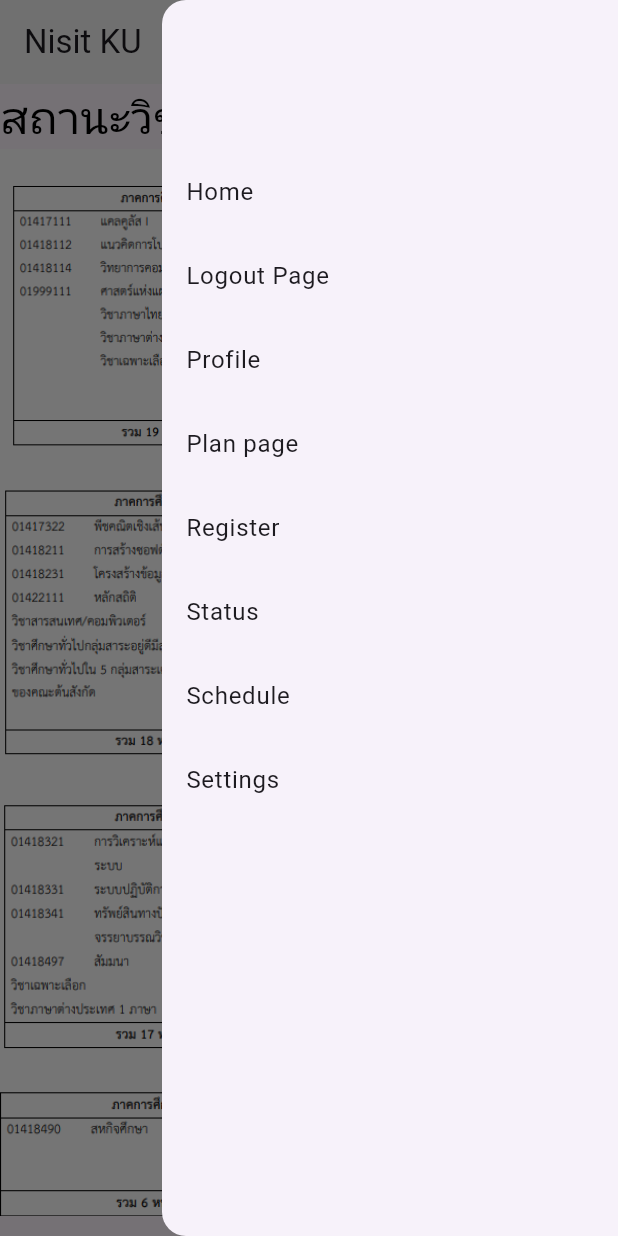
After one commit to Nxwbtk/KU-SRC-MobileDev-Project, a Flutter app: the screen it shows once a user with an empty profile is signed in, after a tap on the "menu" icon, after a tap on "Profile", after a tap on "Plan page", on a phone screen of 412 x 824 dp. The commit adds this screen. Run offline on Flutter 3.47's test engine with Material 3 defaults, Android fonts, the phone set to English and light mode, and no system bars; our stand-ins replace cloud_firestore, firebase_auth, firebase_core; missing offline and left inert: awesome_select; accounts and stored records are empty.

Commit message:
Add function for Student
เหลือป๊อปอัพแสดงผลกับจัดหน้านิดหน่อย
แล้วก็ ข้อมูลตอนแรกจะใส่ข้อมูลไว้ในไฟล์หลัก(stdhomepage.dart)ไฟล์เดียวแต่ทำไม่เป็นเลยใส่ๆไปก่อนค่อยแก้อีกที

```diff
--- /dev/null
+++ b/ku_app/lib/student/planpage.dart
@@ -0,0 +1,41 @@
+import 'package:flutter/material.dart';
+
+class PlanPage extends StatefulWidget {
+  const PlanPage({super.key});
+
+  @override
+  State<PlanPage> createState() => _PlanState();
+}
+
+class _PlanState extends State<PlanPage> {
+  @override
+  Widget build(BuildContext context) {
+    return ListView(
+      children: [
+        Text(
+          'สถานะวิชาที่ลงทะเบียน',
+          style: TextStyle(fontSize: 30, color: Colors.black),
+        ),
+        Image.asset(
+          'lib/assets/imgs/1.png',
+          width: 2000,
+        ),
+        Image.asset(
+          'lib/assets/imgs/2.png',
+          width: 2000,
+        ),
+        Image.asset(
+          'lib/assets/imgs/3.png',
+          width: 2000,
+        ),
+        Image.asset(
+          'lib/assets/imgs/4.png',
+          width: 2000,
+        ),
+        SizedBox(
+          height: 50,
+        ),
+      ],
+    );
+  }
+}
--- /dev/null
+++ b/ku_app/lib/student/profile.dart
@@ -0,0 +1,17 @@
+import 'package:flutter/material.dart';
+
+class ProfilePage extends StatefulWidget {
+  const ProfilePage({super.key});
+
+  @override
+  State<ProfilePage> createState() => _ProfilePageState();
+}
+
+class _ProfilePageState extends State<ProfilePage> {
+  @override
+  Widget build(BuildContext context) {
+    return Scaffold(
+      body: Text("Profile Page"),
+    );
+  }
+}
--- a/ku_app/lib/student/stdhomepage.dart
+++ b/ku_app/lib/student/stdhomepage.dart
@@ -1,7 +1,13 @@
 import 'package:firebase_auth/firebase_auth.dart';
 import 'package:flutter/material.dart';
+import 'package:ku_app/student/Settings.dart';
 import 'package:ku_app/student/emptypage.dart';
 import 'package:ku_app/student/home.dart';
+import 'package:ku_app/student/planpage.dart';
+import 'package:ku_app/student/profile.dart';
+import 'package:ku_app/student/register.dart';
+import 'package:ku_app/student/schedule.dart';
+import 'package:ku_app/student/status.dart';
 
 class StdHomePage extends StatefulWidget {
   const StdHomePage({super.key});
@@ -12,9 +18,16 @@ class StdHomePage extends StatefulWidget {
 
 class _StdHomePageState extends State<StdHomePage> {
   int _selectedIndex = 0;
+
   final screen = [
     EmptyPage(),
-    HomePage()
+    HomePage(),
+    ProfilePage(),
+    PlanPage(),
+    RegisterPage(),
+    StatusPage(),
+    SchedulePage(),
+    SettingsPage(),
   ];
   @override
   Widget build(BuildContext context) {
@@ -50,15 +63,51 @@ class _StdHomePageState extends State<StdHomePage> {
               ListTile(
                 title: const Text('Profile'),
                 onTap: () {
-                    Navigator.pop(context);
+                  setState(() {
+                    _selectedIndex = 2;
+                  });
+                },
+              ),
+              ListTile(
+                title: const Text('Plan page'),
+                onTap: () {
+                  setState(() {
+                    _selectedIndex = 3;
+                  });
+                },
+              ),
+              ListTile(
+                title: const Text('Register'),
+                onTap: () {
+                  setState(() {
+                    _selectedIndex = 4;
+                  });
+                },
+              ),
+              ListTile(
+                title: const Text('Status'),
+                onTap: () {
+                  setState(() {
+                    _selectedIndex = 5;
+                  });
+                },
+              ),
+              ListTile(
+                title: const Text('Schedule'),
+                onTap: () {
+                  setState(() {
+                    _selectedIndex = 6;
+                  });
                 },
               ),
               ListTile(
                 title: const Text('Settings'),
                 onTap: () {
-                    Navigator.pop(context);
+                  setState(() {
+                    _selectedIndex = 7;
+                  });
                 },
-                ),
+              )
             ],
           ),
         ),
```
Also changed, not shown: ku_app/lib/student/Settings.dart (added, +17 -0 lines), ku_app/lib/student/register.dart (added, +144 -0 lines), ku_app/lib/student/schedule.dart (added, +158 -0 lines), ku_app/lib/student/status.dart (added, +143 -0 lines), ku_app/lib/assets/imgs/1.png (added), ku_app/lib/assets/imgs/2.png (added), ku_app/lib/assets/imgs/3.png (added), ku_app/lib/assets/imgs/4.png (added), ku_app/lib/student/home.dart (line endings or trailing spaces). Lines whose indentation alone changed are shown as unchanged.
